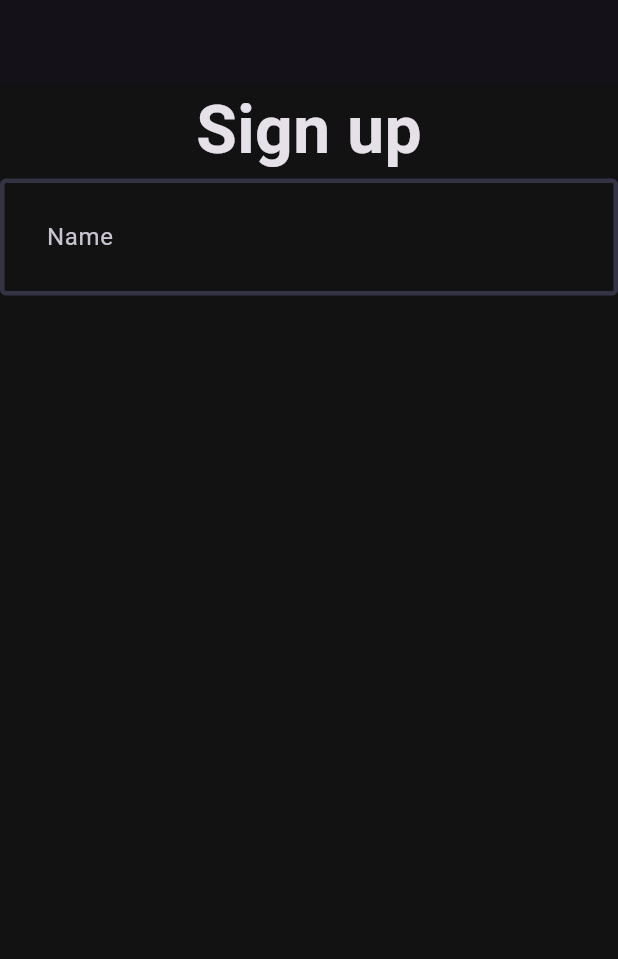
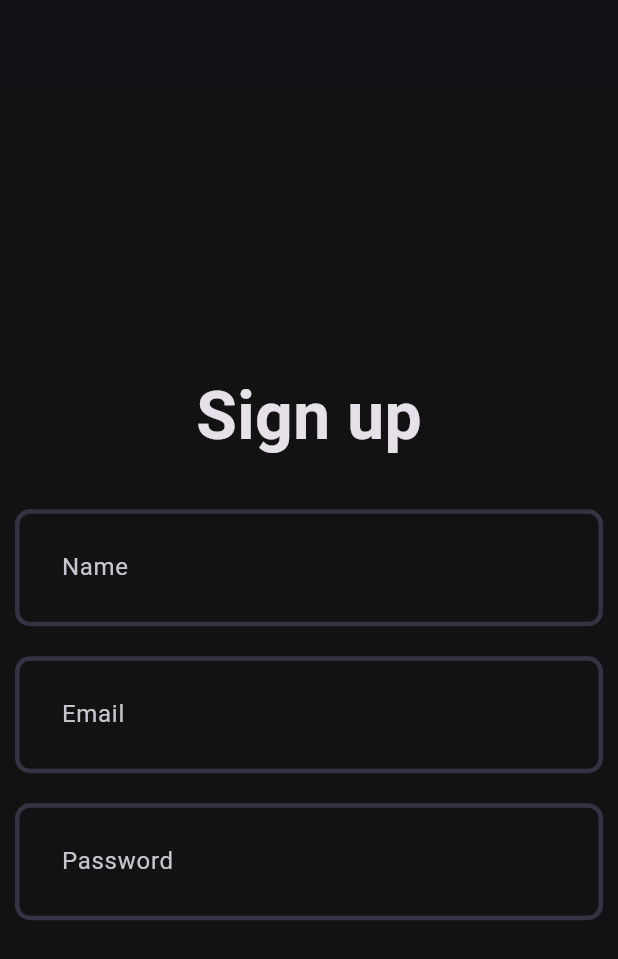
Before and after one commit to Engineerbabu777/spotify_clone_flutter, a Flutter app: the screen it shows after launch, on a phone screen of 412 x 824 dp. Shown: the top 959 px of the screen. Run offline on Flutter 3.47's test engine with Material 3 defaults, Android fonts, the phone set to English and light mode, and no system bars.

Commit message:
add(AppTheme): this has been cleaned a bit

```diff
--- a/lib/core/theme/theme.dart
+++ b/lib/core/theme/theme.dart
@@ -2,15 +2,15 @@ import 'package:client/core/theme/app_pallete.dart';
 import 'package:flutter/material.dart';
 
 class AppTheme {
+  static _border(Color borderColor) => OutlineInputBorder(
+    borderSide: BorderSide(color: borderColor, width: 3),
+    borderRadius: BorderRadius.all(Radius.circular(10.0)),
+  );
   static final darkThemeMode = ThemeData.dark().copyWith(
     scaffoldBackgroundColor: Pallete.backgroundColor,
     inputDecorationTheme: InputDecorationTheme(
-      focusedBorder: OutlineInputBorder(
-        borderSide: BorderSide(color: Pallete.gradient1, width: 3),
-      ),
-      enabledBorder: OutlineInputBorder(
-        borderSide: BorderSide(color: Pallete.borderColor, width: 3),
-      ),
+      focusedBorder: _border(Pallete.gradient2),
+      enabledBorder: _border(Pallete.borderColor),
       contentPadding: EdgeInsets.all(27),
     ),
   );
--- a/lib/features/auth/view/pages/signup_page.dart
+++ b/lib/features/auth/view/pages/signup_page.dart
@@ -13,16 +13,28 @@ class _SignUpPageState extends State<SignUpPage> {
   Widget build(BuildContext context) {
     return Scaffold(
       appBar: AppBar(),
-      body: Column(
+      body: Padding(
+        padding: const EdgeInsets.symmetric(horizontal: 10),
+        child: Column(
+          mainAxisAlignment: MainAxisAlignment.center,
           children: [
             const Text(
               "Sign up",
               style: TextStyle(fontWeight: FontWeight.bold, fontSize: 44),
             ),
+            const SizedBox(height: 30),
 
             // FIELDS!
             CustomField(hintText: "Name"),
+            const SizedBox(height: 20),
+
+            CustomField(hintText: "Email"),
+            const SizedBox(height: 20),
+
+            CustomField(hintText: "Password"),
+            const SizedBox(height: 20),
           ],
+        ),
       ),
     );
   }
```
Lines whose indentation alone changed are shown as unchanged.
